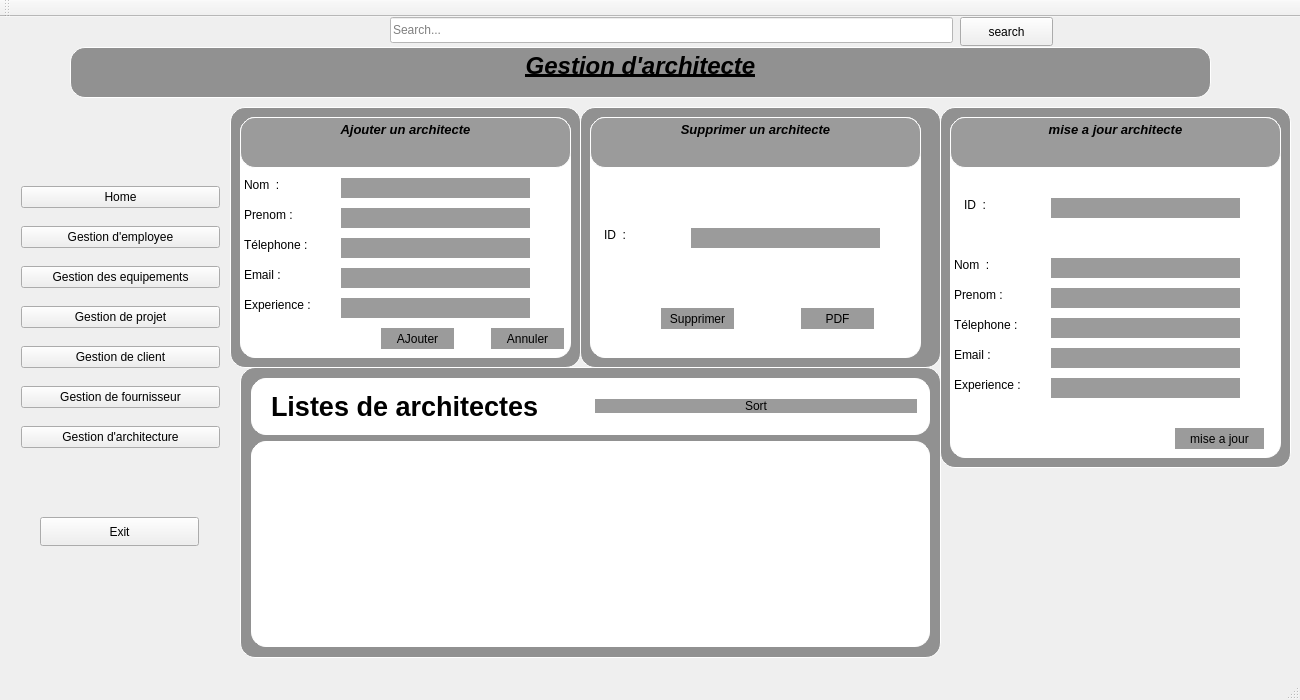
Qt form mainwindow.ui (Projetcpp-2A19/SmartArchitect) before a commit.
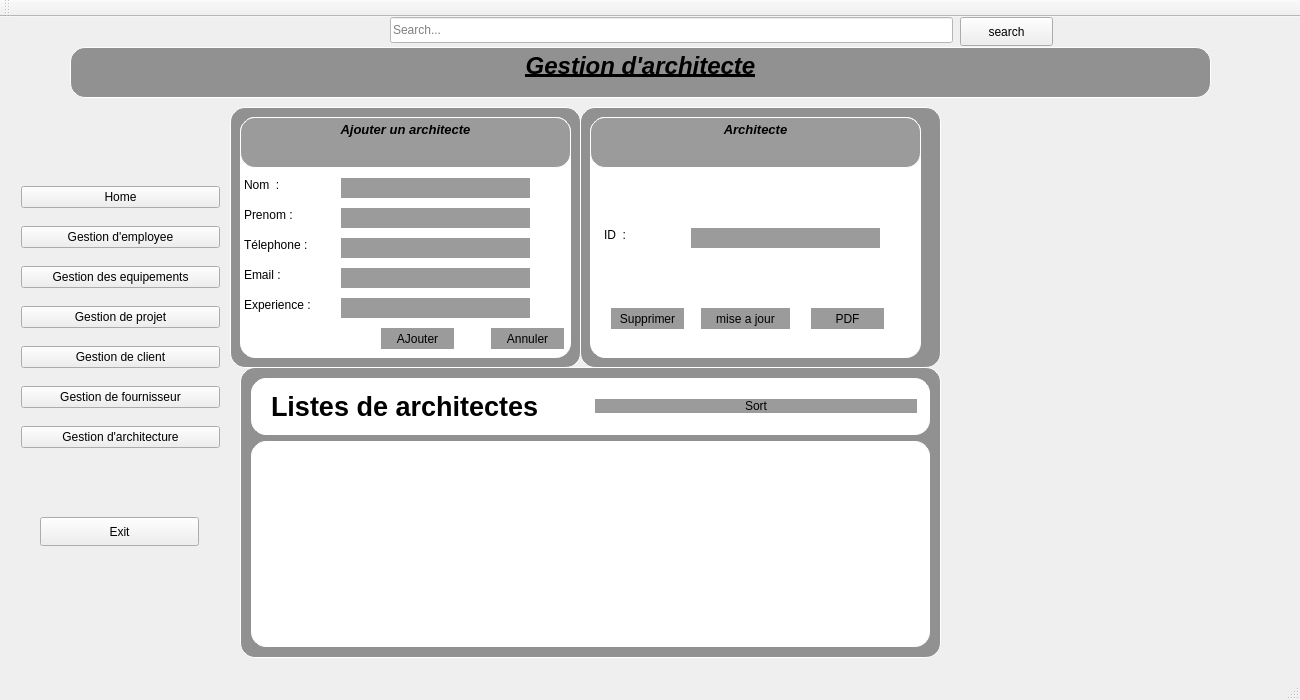
The same form after that commit. Icons and pictures are not drawn.

```diff
--- a/mainwindow.ui
+++ b/mainwindow.ui
@@ -671,7 +671,7 @@
      <widget class="QPushButton" name="pushButton_8">
       <property name="geometry">
        <rect>
-        <x>70</x>
+        <x>20</x>
         <y>190</y>
         <width>75</width>
         <height>23</height>
@@ -707,13 +707,13 @@
 li.unchecked::marker { content: &quot;\2610&quot;; }
 li.checked::marker { content: &quot;\2612&quot;; }
 &lt;/style&gt;&lt;/head&gt;&lt;body style=&quot; font-family:'Segoe UI'; font-size:9pt; font-weight:400; font-style:normal;&quot;&gt;
-&lt;p align=&quot;center&quot; style=&quot; margin-top:0px; margin-bottom:0px; margin-left:0px; margin-right:0px; -qt-block-indent:0; text-indent:0px;&quot;&gt;&lt;span style=&quot; font-size:10pt; font-weight:700; font-style:italic;&quot;&gt;Supprimer un architecte&lt;/span&gt;&lt;/p&gt;&lt;/body&gt;&lt;/html&gt;</string>
+&lt;p align=&quot;center&quot; style=&quot; margin-top:0px; margin-bottom:0px; margin-left:0px; margin-right:0px; -qt-block-indent:0; text-indent:0px;&quot;&gt;&lt;span style=&quot; font-size:10pt; font-weight:700; font-style:italic;&quot;&gt;Architecte&lt;/span&gt;&lt;/p&gt;&lt;/body&gt;&lt;/html&gt;</string>
       </property>
      </widget>
      <widget class="QPushButton" name="pushButton_pdf">
       <property name="geometry">
        <rect>
-        <x>210</x>
+        <x>220</x>
         <y>190</y>
         <width>75</width>
         <height>23</height>
@@ -727,122 +727,11 @@
        <string>PDF</string>
       </property>
      </widget>
-    </widget>
-   </widget>
-   <widget class="QWidget" name="widget_8" native="true">
-    <property name="geometry">
-     <rect>
-      <x>940</x>
-      <y>90</y>
-      <width>351</width>
-      <height>361</height>
-     </rect>
-    </property>
-    <property name="styleSheet">
-     <string notr="true">background-color:rgba(0, 0, 0, 100);
-border-radius:15px;
- border: 1px solid #ffffff; </string>
-    </property>
-    <widget class="QFrame" name="frame_3">
-     <property name="geometry">
-      <rect>
-       <x>10</x>
-       <y>10</y>
-       <width>331</width>
-       <height>341</height>
-      </rect>
-     </property>
-     <property name="styleSheet">
-      <string notr="true">background-color:rgb(255, 255, 255);
-border-radius:15px;
- border: 1px solid #ffffff; </string>
-     </property>
-     <property name="frameShape">
-      <enum>QFrame::Shape::NoFrame</enum>
-     </property>
-     <widget class="QLineEdit" name="lineEdit_nomu">
-      <property name="enabled">
-       <bool>true</bool>
-      </property>
+     <widget class="QPushButton" name="pushButton_update_2">
       <property name="geometry">
        <rect>
-        <x>100</x>
-        <y>140</y>
-        <width>191</width>
-        <height>22</height>
-       </rect>
-      </property>
-      <property name="styleSheet">
-       <string notr="true">background-color:rgba(0, 0, 0, 100);
-border-radius:15px;
- border: 1px solid #ffffff; </string>
-      </property>
-      <property name="readOnly">
-       <bool>false</bool>
-      </property>
-     </widget>
-     <widget class="QLabel" name="label_8">
-      <property name="geometry">
-       <rect>
-        <x>0</x>
-        <y>140</y>
-        <width>91</width>
-        <height>16</height>
-       </rect>
-      </property>
-      <property name="styleSheet">
-       <string notr="true">QLabel{
-rgb(170, 0, 127)
-}</string>
-      </property>
-      <property name="text">
-       <string>Nom  :</string>
-      </property>
-     </widget>
-     <widget class="QLabel" name="label_9">
-      <property name="geometry">
-       <rect>
-        <x>0</x>
-        <y>200</y>
-        <width>81</width>
-        <height>16</height>
-       </rect>
-      </property>
-      <property name="text">
-       <string>Télephone :</string>
-      </property>
-     </widget>
-     <widget class="QLabel" name="label_10">
-      <property name="geometry">
-       <rect>
-        <x>0</x>
-        <y>170</y>
-        <width>81</width>
-        <height>16</height>
-       </rect>
-      </property>
-      <property name="text">
-       <string>Prenom :</string>
-      </property>
-     </widget>
-     <widget class="QLabel" name="label_11">
-      <property name="geometry">
-       <rect>
-        <x>0</x>
-        <y>230</y>
-        <width>49</width>
-        <height>16</height>
-       </rect>
-      </property>
-      <property name="text">
-       <string>Email :</string>
-      </property>
-     </widget>
-     <widget class="QPushButton" name="pushButton_update">
-      <property name="geometry">
-       <rect>
-        <x>224</x>
-        <y>310</y>
+        <x>110</x>
+        <y>190</y>
         <width>91</width>
         <height>23</height>
        </rect>
@@ -855,155 +744,6 @@
        <string>mise a jour</string>
       </property>
      </widget>
-     <widget class="QTextBrowser" name="textBrowser_6">
-      <property name="geometry">
-       <rect>
-        <x>0</x>
-        <y>0</y>
-        <width>331</width>
-        <height>51</height>
-       </rect>
-      </property>
-      <property name="styleSheet">
-       <string notr="true">background-color:rgba(0, 0, 0, 100);
-border-radius:15px;
- border: 1px solid #ffffff; </string>
-      </property>
-      <property name="html">
-       <string>&lt;!DOCTYPE HTML PUBLIC &quot;-//W3C//DTD HTML 4.0//EN&quot; &quot;http://www.w3.org/TR/REC-html40/strict.dtd&quot;&gt;
-&lt;html&gt;&lt;head&gt;&lt;meta name=&quot;qrichtext&quot; content=&quot;1&quot; /&gt;&lt;meta charset=&quot;utf-8&quot; /&gt;&lt;style type=&quot;text/css&quot;&gt;
-p, li { white-space: pre-wrap; }
-hr { height: 1px; border-width: 0; }
-li.unchecked::marker { content: &quot;\2610&quot;; }
-li.checked::marker { content: &quot;\2612&quot;; }
-&lt;/style&gt;&lt;/head&gt;&lt;body style=&quot; font-family:'Segoe UI'; font-size:9pt; font-weight:400; font-style:normal;&quot;&gt;
-&lt;p align=&quot;center&quot; style=&quot; margin-top:0px; margin-bottom:0px; margin-left:0px; margin-right:0px; -qt-block-indent:0; text-indent:0px;&quot;&gt;&lt;span style=&quot; font-size:10pt; font-weight:700; font-style:italic;&quot;&gt;mise a jour architecte&lt;/span&gt;&lt;/p&gt;&lt;/body&gt;&lt;/html&gt;</string>
-      </property>
-     </widget>
-     <widget class="QLineEdit" name="lineEdit_prenomu">
-      <property name="geometry">
-       <rect>
-        <x>100</x>
-        <y>170</y>
-        <width>191</width>
-        <height>22</height>
-       </rect>
-      </property>
-      <property name="styleSheet">
-       <string notr="true">background-color:rgba(0, 0, 0, 100);
-border-radius:15px;
- border: 1px solid #ffffff; </string>
-      </property>
-      <property name="readOnly">
-       <bool>false</bool>
-      </property>
-     </widget>
-     <widget class="QLineEdit" name="lineEdit_telephoneu">
-      <property name="geometry">
-       <rect>
-        <x>100</x>
-        <y>200</y>
-        <width>191</width>
-        <height>22</height>
-       </rect>
-      </property>
-      <property name="styleSheet">
-       <string notr="true">background-color:rgba(0, 0, 0, 100);
-border-radius:15px;
- border: 1px solid #ffffff; </string>
-      </property>
-      <property name="readOnly">
-       <bool>false</bool>
-      </property>
-     </widget>
-     <widget class="QLineEdit" name="lineEdit_emailu">
-      <property name="geometry">
-       <rect>
-        <x>100</x>
-        <y>230</y>
-        <width>191</width>
-        <height>22</height>
-       </rect>
-      </property>
-      <property name="styleSheet">
-       <string notr="true">background-color:rgba(0, 0, 0, 100);
-border-radius:15px;
- border: 1px solid #ffffff; </string>
-      </property>
-      <property name="readOnly">
-       <bool>false</bool>
-      </property>
-     </widget>
-     <widget class="QLabel" name="label_12">
-      <property name="geometry">
-       <rect>
-        <x>0</x>
-        <y>260</y>
-        <width>91</width>
-        <height>16</height>
-       </rect>
-      </property>
-      <property name="text">
-       <string>Experience :</string>
-      </property>
-     </widget>
-     <widget class="QLineEdit" name="lineEdit_experienceu">
-      <property name="geometry">
-       <rect>
-        <x>100</x>
-        <y>260</y>
-        <width>191</width>
-        <height>22</height>
-       </rect>
-      </property>
-      <property name="styleSheet">
-       <string notr="true">background-color:rgba(0, 0, 0, 100);
-border-radius:15px;
- border: 1px solid #ffffff; </string>
-      </property>
-      <property name="readOnly">
-       <bool>false</bool>
-      </property>
-     </widget>
-     <widget class="QLineEdit" name="lineEdit_update">
-      <property name="enabled">
-       <bool>true</bool>
-      </property>
-      <property name="geometry">
-       <rect>
-        <x>100</x>
-        <y>80</y>
-        <width>191</width>
-        <height>22</height>
-       </rect>
-      </property>
-      <property name="styleSheet">
-       <string notr="true">background-color:rgba(0, 0, 0, 100);
-border-radius:15px;
- border: 1px solid #ffffff; </string>
-      </property>
-      <property name="readOnly">
-       <bool>false</bool>
-      </property>
-     </widget>
-     <widget class="QLabel" name="label_18">
-      <property name="geometry">
-       <rect>
-        <x>10</x>
-        <y>80</y>
-        <width>91</width>
-        <height>16</height>
-       </rect>
-      </property>
-      <property name="styleSheet">
-       <string notr="true">QLabel{
-rgb(170, 0, 127)
-}</string>
-      </property>
-      <property name="text">
-       <string>ID  :</string>
-      </property>
-     </widget>
     </widget>
    </widget>
    <widget class="QPushButton" name="pushButton_search">
```
Left out of the diff: 5 changed lines with no effect on the pictures.
